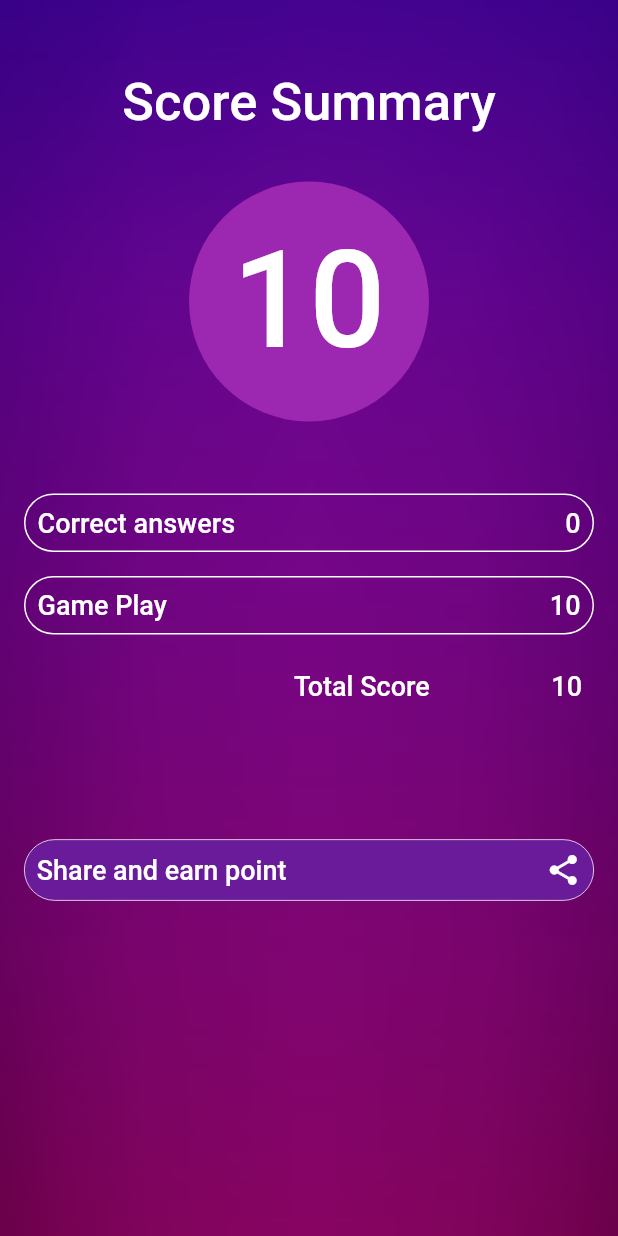
After one commit to manish-poudel/surprize, a Flutter app: the screen it shows once a user with an empty profile is signed in, after a tap on "Score summary page", on a phone screen of 412 x 824 dp. The commit adds this screen. Run offline on Flutter 3.47's test engine with Material 2 defaults, Android fonts, the light colour scheme and no system bars; our stand-ins replace cloud_firestore, country_code_picker, firebase_auth, firebase_storage; missing offline and left inert: add_2_calendar, audioplayer, flutter_country_picker, flutter_cupertino_date_picker; accounts and stored records are empty.

```diff
--- a/lib/DailyQuizChallengeGamePlayPage.dart
+++ b/lib/DailyQuizChallengeGamePlayPage.dart
@@ -5,6 +5,7 @@ import 'package:surprize/CountDownTimerTypeEnum.dart';
 import 'package:surprize/CustomWidgets/CustomCountDownTimerWidget.dart';
 import 'package:surprize/CustomWidgets/DailyQuizChallenge/CustomQuizAnswerButtonWidget.dart';
 import 'package:surprize/CustomWidgets/DailyQuizChallenge/CustomQuizQuestionHolderWidget.dart';
+import 'package:surprize/DailyQuizChallengeScoreSummaryPage.dart';
 import 'package:surprize/Firestore/FirestoreOperations.dart';
 import 'package:surprize/Helper/AppHelper.dart';
 import 'package:surprize/Helper/SoundHelper.dart';
@@ -56,10 +57,13 @@ class DailyQuizChallengeGamePlayPageState extends State<DailyQuizChallengeGamePl
   bool _hasQuizStateBeenRetrieved = false;
   bool _hasQuizListBeenRetrieved = false;
   bool _isGameFinished = false;
+  bool _hasMusicStarted = false;
 
   int currentIndex = 0;
 
  SoundHelper _soundHelper;
+
+ int _totalScore = 0;
 
   static final GlobalKey<ScaffoldState> _scaffoldKey =
       GlobalKey<ScaffoldState>();
@@ -71,8 +75,7 @@ class DailyQuizChallengeGamePlayPageState extends State<DailyQuizChallengeGamePl
     initQuizQuestion();
    listenForQuizState();
    _soundHelper = SoundHelper();
-   _soundHelper.playBackgroundSound(SoundResources.dailyQuizChallengeBackgroundMusic.split('/')[1],
-       SoundResources.dailyQuizChallengeBackgroundMusic);
+
   }
 
 
@@ -189,6 +192,7 @@ class DailyQuizChallengeGamePlayPageState extends State<DailyQuizChallengeGamePl
   void onButtonSelect(value, CustomQuizAnswerButtonWidget button) {
     if(_clickableButton) {
       if (isRightAnswer(value)) {
+        _totalScore = _totalScore + 10;
         AppHelper.showSnackBar("correct", _scaffoldKey);
       }
       else{
@@ -234,6 +238,7 @@ class DailyQuizChallengeGamePlayPageState extends State<DailyQuizChallengeGamePl
           _isGameFinished = true;
           setButtonClickable(false);
           AppHelper.showSnackBar("Game has finished", _scaffoldKey);
+          goToScoreSummaryPage();
         }
       });
     }).catchError((error){
@@ -255,9 +260,17 @@ class DailyQuizChallengeGamePlayPageState extends State<DailyQuizChallengeGamePl
   Widget for quiz play
    */
     Widget ifAllQuizValueHasBeenSet(){
+
+      if(!_hasMusicStarted) {
+        _soundHelper.playBackgroundSound(SoundResources.dailyQuizChallengeBackgroundMusic.split('/')[1],
+            SoundResources.dailyQuizChallengeBackgroundMusic);
+        _hasMusicStarted = true;
+      }
+
       if(!_isGameFinished) {
         keepTimeTrack(10);
       }
+
       return  SingleChildScrollView(
         scrollDirection: Axis.vertical,
         child: Column(
@@ -347,4 +360,10 @@ class DailyQuizChallengeGamePlayPageState extends State<DailyQuizChallengeGamePl
     );
 }
 
+void goToScoreSummaryPage(){
+  Navigator.pushReplacement(context, MaterialPageRoute(
+    builder: (context) => DailyQuizChallengeScoreSummaryPage(_totalScore),
+  ));
 }
+
+}
--- /dev/null
+++ b/lib/DailyQuizChallengeScoreSummaryPage.dart
@@ -0,0 +1,179 @@
+import 'package:flutter/material.dart';
+import 'package:surprize/Resources/ImageResources.dart';
+
+class DailyQuizChallengeScoreSummaryPage extends StatefulWidget{
+
+  final int _totalScore;
+
+  DailyQuizChallengeScoreSummaryPage(this._totalScore);
+
+  @override
+  State<StatefulWidget> createState() {
+    // TODO: implement createState
+    return DailyQuizChallengeScoreSummaryPageState();
+  }
+
+}
+
+class DailyQuizChallengeScoreSummaryPageState extends State<DailyQuizChallengeScoreSummaryPage>{
+  @override
+  Widget build(BuildContext context) {
+    // TODO: implement build
+    return MaterialApp(
+      home: Scaffold(
+        body: Container(
+          height: MediaQuery.of(context).size.height,
+          width: MediaQuery.of(context).size.width,
+          decoration: BoxDecoration(
+              image:DecorationImage(image: new AssetImage(ImageResources.appBackgroundImage),fit: BoxFit.fill)
+          ),
+          child: SingleChildScrollView(
+          child: Column(children: <Widget>[
+            headingText("Score Summary"),
+            Padding(
+              padding: const EdgeInsets.all(16.0),
+              child: totalScoreHeading((widget._totalScore + 10).toString()),
+            ),
+            Padding(
+              padding: const EdgeInsets.all(16.0),
+              child: scoreTypeHeading("Correct answers", widget._totalScore.toString()),
+            ),
+            scoreTypeHeading("Game Play", "10"),
+            Padding(
+              padding: const EdgeInsets.all(16.0),
+              child: totalScore((widget._totalScore + 10).toString()),
+            ),
+            Padding(
+              padding: const EdgeInsets.only(top: 64.0),
+              child: button("Share and earn point", Icons.share),
+            ),
+          ],),
+          ),
+        ),
+      ),
+    );
+  }
+
+  /*
+  Heading image text
+   */
+  Widget headingImage(){
+    return   Padding(
+      padding: const EdgeInsets.only(top:8.0),
+      child: Center(
+        child: Image.asset(ImageResources.dailyQuizChallengeLogo, height: 220, width: 320,),
+      ),
+    );
+  }
+
+
+  /*
+  Heading text
+   */
+  Widget headingText(String text){
+    return Padding(
+      padding: const EdgeInsets.only(top: 48.0),
+      child: Text(text, style: TextStyle(fontSize: 35, fontFamily: 'Roboto', color: Colors.white)),
+    );
+  }
+
+  /*
+  Widget score summary Text
+   */
+  Widget scoreSummaryText(){
+   return Container(
+        width: MediaQuery.of(context).size.width,
+        decoration: BoxDecoration(
+            color: Colors.purple[900], shape: BoxShape.circle
+        ),
+        child: Padding(
+          padding: const EdgeInsets.all(8.0),
+          child: Center(child: Text("Score Summary", style: TextStyle(fontSize: 35, fontFamily: 'Roboto', color: Colors.white))),
+        ));
+  }
+
+  /*
+  Score type heading
+   */
+  Widget scoreTypeHeading(String text, String score){
+    return Container(
+      width: MediaQuery.of(context).size.width - 32,
+      decoration: new BoxDecoration(
+          border: new Border.all(color: Colors.white, width: 1),
+          borderRadius: new BorderRadius.all(Radius.circular(24.0))
+      ),
+      child: Row(children: <Widget>[
+        Expanded(
+          child: Padding(padding: EdgeInsets.all(8.0),
+            child: Text(text, style: TextStyle(color: Colors.white, fontSize: 18.0,
+                fontFamily: 'Roboto')),
+          ),
+        ),
+        Padding(
+          padding: const EdgeInsets.only(right:8.0),
+          child: Text(score, style: TextStyle(color: Colors.white, fontSize: 18.0,
+              fontFamily: 'Roboto')),
+        ),
+      ]),
+    );
+  }
+
+  /*
+  total score heading
+   */
+  Widget totalScoreHeading(String totalScore){
+    return  Padding(
+      padding: const EdgeInsets.only(top: 16, left:0.0, bottom: 16),
+      child: Center(
+        child: Container(
+          height: 160,
+          width: 160,
+          decoration: BoxDecoration(color: Colors.purple, shape: BoxShape.circle),
+          child: Center(
+            child: Text(
+                totalScore,
+              style: TextStyle(color: Colors.white, fontSize:90,fontFamily: 'Roboto'),
+            ),
+          ),
+        ),
+      ),
+    );
+  }
+
+  Widget button(String text, IconData icon){
+    return FlatButton(
+      child: Container(
+        decoration: new BoxDecoration(
+          color: Colors.purple[800],
+            border: new Border.all(color: Colors.white, width: 0.5),
+            borderRadius: new BorderRadius.all(Radius.circular(24.0))
+        ),
+        child: Padding(
+          padding: const EdgeInsets.all(8.0),
+          child: Row(children: <Widget>[
+            Expanded(child: Text(text, style: TextStyle(color: Colors.white, fontSize: 18, fontFamily: 'Roboto'))),
+            Icon(icon, color: Colors.white)
+          ],),
+        ),
+      ),
+    );
+  }
+
+  Widget totalScore(String score){
+     double width  =  MediaQuery.of(context).size.width;
+    return Container(
+      child: Padding(
+        padding: const EdgeInsets.all(8.0),
+        child: Row(
+          children: <Widget>[
+            Expanded(child: Padding(
+              padding:  EdgeInsets.only(left: width - 240),
+              child: Text("Total Score", style: TextStyle(color: Colors.white, fontSize: 18, fontFamily: 'Roboto')),
+            )),
+            Text(score, style: TextStyle(color: Colors.white, fontSize: 18, fontFamily: 'Roboto'))
+          ],
+        ),
+      ),
+    );
+  }
+}
--- a/lib/LoginPage.dart
+++ b/lib/LoginPage.dart
@@ -49,6 +49,7 @@ class LoginPage extends StatefulWidget {
         key: _scaffoldKey,
         body: SingleChildScrollView(
           child: Container(
+            height: MediaQuery.of(context).size.height,
             decoration: BoxDecoration(
               image:DecorationImage(image: new AssetImage(ImageResources.appBackgroundImage), fit: BoxFit.cover)
             ),
--- a/lib/PlayerDashboard.dart
+++ b/lib/PlayerDashboard.dart
@@ -40,6 +40,7 @@ class PlayerDashboardState extends State<PlayerDashboard>{
             CustomTextButtonWidget("Logout", Colors.blueAccent, ()=> logoutUser()),
             CustomTextButtonWidget("no available", Colors.blueAccent, () => AppHelper.goToPage(context, false, '/dailyQuizChallengeNotAvailablePage')),
             CustomTextButtonWidget("available", Colors.blueAccent, () => AppHelper.goToPage(context, false, '/dailyQuizChallengeGamePlayPage')),
+            CustomTextButtonWidget("Score summary page", Colors.blueAccent, () => AppHelper.goToPage(context, false, '/dailyQuizChallengeScoreSummaryPage')),
             CustomTextButtonWidget("Play Quiz", Colors.blueAccent, ()=> DailyQuizChallengePage().openPage(context))
           ],
         ),)
--- a/lib/main.dart
+++ b/lib/main.dart
@@ -1,6 +1,7 @@
 import 'package:firebase_auth/firebase_auth.dart';
 import 'package:flutter/material.dart';
 import 'package:surprize/DailyQuizChallengeGamePlayPage.dart';
+import 'package:surprize/DailyQuizChallengeScoreSummaryPage.dart';
 import 'package:surprize/SplashScreen.dart';
 import 'package:surprize/DailyQuizChallengeNotAvailablePage.dart';
 import 'package:surprize/PlayerDashboard.dart';
@@ -20,7 +21,8 @@ class EntryPoint extends StatelessWidget{
         '/registrationPage': (BuildContext context) => RegistrationPage(),
         '/playerDashboard': (BuildContext context) => PlayerDashboard(),
         '/dailyQuizChallengeNotAvailablePage': (BuildContext context) => DailyQuizChallengeNotAvailablePage(),
-        '/dailyQuizChallengeGamePlayPage': (BuildContext context) => DailyQuizChallengeGamePlayPage()
+        '/dailyQuizChallengeGamePlayPage': (BuildContext context) => DailyQuizChallengeGamePlayPage(),
+        '/dailyQuizChallengeScoreSummaryPage': (BuildContext context) => DailyQuizChallengeScoreSummaryPage(0)
       },
     );
   }
```
